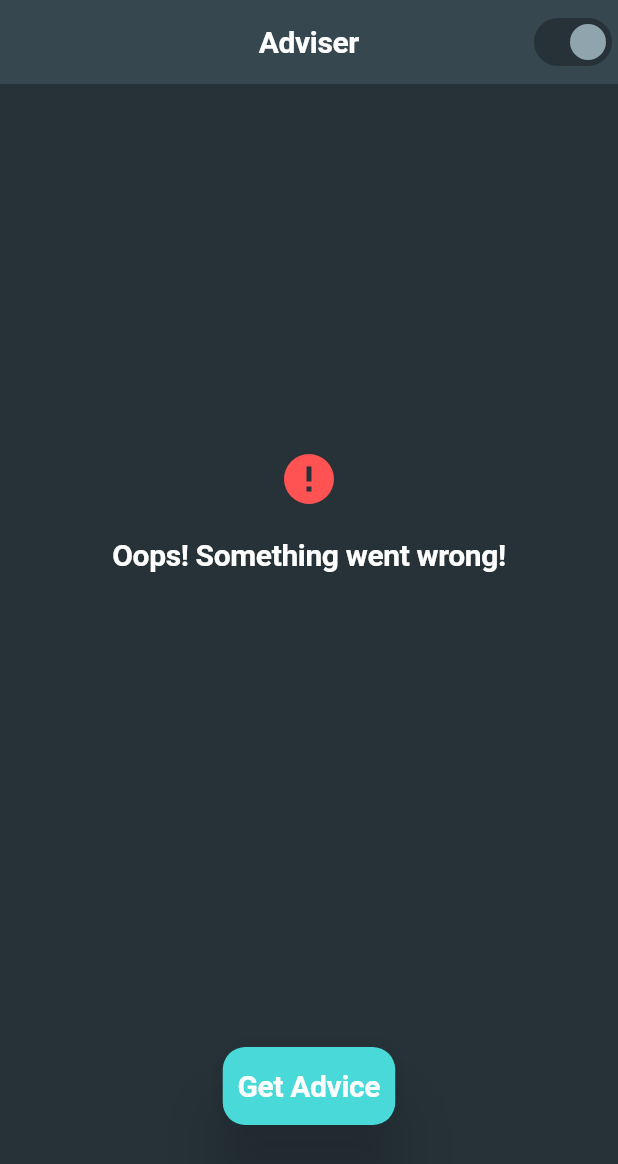
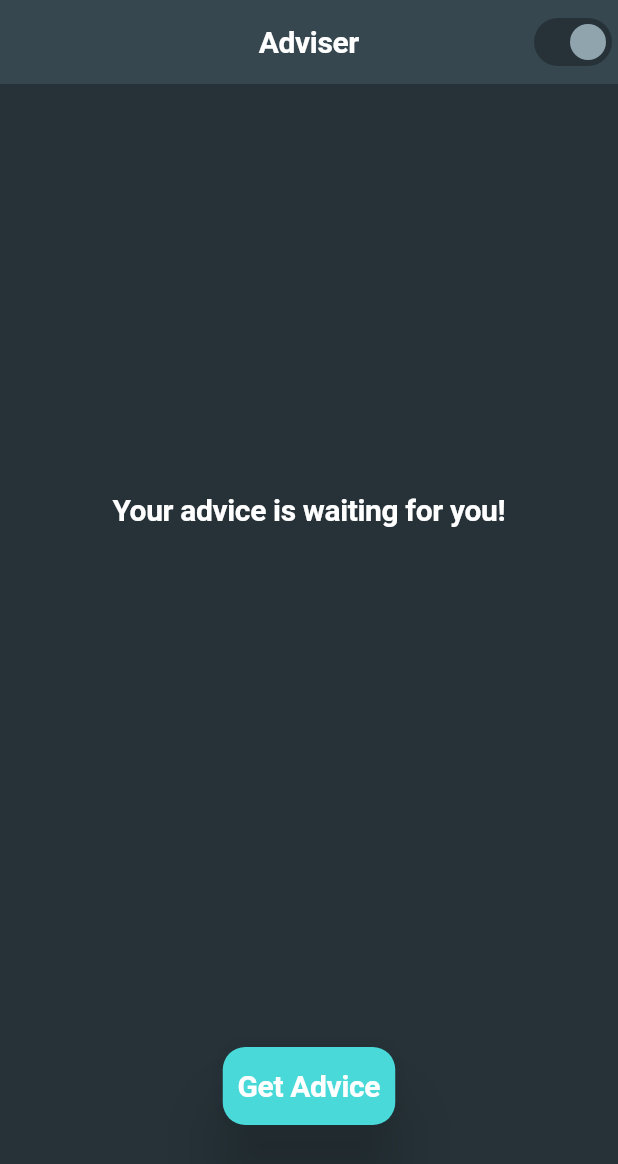
Before and after one commit to MauBocanegra/flutter_mvvm, a Flutter app: the screen it shows after launch, on a phone screen of 412 x 824 dp. Shown: the top 1164 px of the screen. Run offline on Flutter 3.47's test engine with Material 3 defaults, Android fonts, the phone set to English and light mode, and no system bars; our stand-ins replace dartz, equatable, flutter_bloc; missing offline and left inert: dart:html; Roboto replaces fonts that are missing (Rubik).

Commit message:
pre remote data source

```diff
--- a/lib/application/pages/advice/advice_page.dart
+++ b/lib/application/pages/advice/advice_page.dart
@@ -1,11 +1,26 @@
 import 'package:flutter/material.dart';
+import 'package:flutter_bloc/flutter_bloc.dart';
 import 'package:flutter_mvvm/application/core/services/theme_services.dart';
 import 'package:flutter_mvvm/application/core/widgets/custom_button.dart';
 import 'package:flutter_mvvm/application/core/widgets/error_message.dart';
+import 'package:flutter_mvvm/application/pages/advice/bloc/adviser_bloc.dart';
+import 'package:flutter_mvvm/application/pages/advice/widgets/advice_field.dart';
 import 'package:provider/provider.dart';
 
-class AdvicePage extends StatelessWidget {
-  const AdvicePage({super.key});
+class AdvicerPageWrapperProvider extends StatelessWidget {
+  const AdvicerPageWrapperProvider({super.key});
+
+  @override
+  Widget build(BuildContext context) {
+    return BlocProvider(
+      create: (context) => AdvicerBloc(),
+      child: const AdvicerPage(),
+    );
+  }
+}
+
+class AdvicerPage extends StatelessWidget {
+  const AdvicerPage({super.key});
 
   @override
   Widget build(BuildContext context) {
@@ -13,7 +28,7 @@ class AdvicePage extends StatelessWidget {
     return Scaffold(
       appBar: AppBar(
         title: Text(
-            'Adviser',
+          'Adviser',
           style: themeData.textTheme.headline1,
         ),
         centerTitle: true,
@@ -22,27 +37,46 @@ class AdvicePage extends StatelessWidget {
               value: Provider.of<ThemeService>(context).isDarkModeOn,
               onChanged: (_) {
                 Provider.of<ThemeService>(context, listen: false).toggleTheme();
-              }
-          )
+              })
         ],
       ),
-      body: const Padding(
-        padding: EdgeInsets.symmetric(horizontal: 50),
+      body: Padding(
+        padding: const EdgeInsets.symmetric(horizontal: 50),
         child: Column(
           children: [
-            Expanded(child: Center(
-              child: ErrorMessage(errorString: "Oops! Something went wrong!")
-              //AdviceField(advice: "Example advice!",)
-              /*CircularProgressIndicator(
-                color: themeData.colorScheme.secondary,
-              )
-              */
-              /*Text(
-                "Your advice is waiting for you!",
-                style: themeData.textTheme.headline1,
-              ),*/
-            )),
-            SizedBox(
+            Expanded(
+                child: Center(
+                    child: BlocBuilder<AdvicerBloc, AdvicerState>(
+                      builder: (context, state) {
+                        if (state is AdviserInitial) {
+                          return Text(
+                            "Your advice is waiting for you!",
+                            style: themeData.textTheme.headline1,
+                          );
+                        } else if (state is AdviserLoadingState) {
+                          return CircularProgressIndicator(
+                            color: themeData.colorScheme.secondary,
+                          );
+                        } else if (state is AdviserErrorState) {
+                          return const ErrorMessage(
+                              errorString: "Oops! Something went wrong!");
+                        } else if (state is AdviserOnAdviceState) {
+                          return AdviceField(
+                            advice: state.advice,
+                          );
+                        } else if (state is AdviserErrorState) {
+                          return ErrorMessage(
+                              errorString: state.errorMessage
+                          );
+                        }
+                        return const ErrorMessage(
+                            errorString: "Oops! Something went wrong!");
+                      },
+                    )
+                )
+            ),
+
+            const SizedBox(
               height: 200,
               child: Center(
                 child: CustomButton(),
--- /dev/null
+++ b/lib/application/pages/advice/bloc/adviser_bloc.dart
@@ -0,0 +1,41 @@
+import 'dart:async';
+
+import 'package:equatable/equatable.dart';
+import 'package:flutter/material.dart';
+import 'package:flutter_bloc/flutter_bloc.dart';
+import 'package:flutter_mvvm/domain/entities/advice_entity.dart';
+import 'package:flutter_mvvm/domain/failures/failures.dart';
+import 'package:flutter_mvvm/domain/usecases/advice_usecases.dart';
+
+part 'adviser_event.dart';
+part 'adviser_state.dart';
+
+const serverFailureMessage = 'Server Failure';
+const cacheFailureMessage = 'Server Failure';
+const generalFailureMessage = 'Server Failure';
+
+class AdvicerBloc extends Bloc<AdvicerEvent, AdvicerState> {
+  AdvicerBloc() : super(AdviserInitial()) {
+    final AdviceUseCases adviceUseCases = AdviceUseCases();
+    // could also use other use case
+
+    String mapFailureToMessage(Failure failure){
+      switch (failure.runtimeType) {
+        case ServerFailure: return serverFailureMessage;
+        case CacheFailure: return cacheFailureMessage;
+        default: return generalFailureMessage;
+      }
+    }
+
+    on<AdviceRequestedEvent>((event, emit) async {
+      emit(AdviserLoadingState());
+      final adviceOrFailure = await adviceUseCases.getAdvice();
+      adviceOrFailure.fold(
+              (advice) => emit(AdviserOnAdviceState(advice: advice.adviceString)),
+              (failure) => emit(AdviserErrorState(
+                  errorMessage: mapFailureToMessage(failure)
+              ))
+      );
+    });
+  }
+}
--- /dev/null
+++ b/lib/application/pages/advice/bloc/adviser_event.dart
@@ -0,0 +1,9 @@
+part of 'adviser_bloc.dart';
+
+@immutable
+abstract class AdvicerEvent extends Equatable {
+  @override
+  List<Object?> get props => [];
+}
+
+class AdviceRequestedEvent extends AdvicerEvent {}
--- /dev/null
+++ b/lib/application/pages/advice/bloc/adviser_state.dart
@@ -0,0 +1,27 @@
+part of 'adviser_bloc.dart';
+
+@immutable
+abstract class AdvicerState extends Equatable {
+  @override
+  List<Object?> get props => [];
+}
+
+class AdviserInitial extends AdvicerState {}
+
+class AdviserLoadingState extends AdvicerState {}
+
+class AdviserOnAdviceState extends AdvicerState {
+  final String advice;
+  AdviserOnAdviceState({required this.advice});
+
+  @override
+  List<Object?> get props => [advice];
+}
+
+class AdviserErrorState extends AdvicerState {
+  final String errorMessage;
+  AdviserErrorState({required this.errorMessage});
+
+  @override
+  List<Object?> get props => [errorMessage];
+}
--- /dev/null
+++ b/lib/domain/failures/failures.dart
@@ -0,0 +1,5 @@
+abstract class Failure {}
+
+class ServerFailure extends Failure {}
+class CacheFailure extends Failure {}
+class GeneralFailure extends Failure {}
--- /dev/null
+++ b/lib/domain/usecases/advice_usecases.dart
@@ -0,0 +1,25 @@
+import 'package:dartz/dartz.dart';
+import 'package:flutter_mvvm/data/repositories/advice_repository_impl.dart';
+import 'package:flutter_mvvm/domain/entities/advice_entity.dart';
+import 'package:flutter_mvvm/domain/failures/failures.dart';
+
+class AdviceUseCases {
+  final adviceRepository = AdviceRepositoryImpl();
+
+  Future<Either<AdviceEntity, Failure>> getAdvice() async {
+    // call a repository to get data (failure or data)
+    // proceed with business logic (manipulate the data)
+
+    return adviceRepository.getAdviceFromDatasource();
+    // execute business logic HERE
+
+    // WILL THIS GO????
+    /*
+    await Future.delayed(const Duration(seconds: 2),(){});
+    return left(
+        const AdviceEntity(id: 1234, adviceString: 'Advice test')
+    );
+    */
+    //return right(ServerFailure());
+  }
+}
--- a/lib/main.dart
+++ b/lib/main.dart
@@ -20,7 +20,7 @@ class MyApp extends StatelessWidget {
         themeMode: themeService.isDarkModeOn ? ThemeMode.dark : ThemeMode.light,
         theme: AppTheme.lightTheme,
         darkTheme: AppTheme.darkTheme,
-        home: const AdvicePage(),
+        home: const AdvicerPageWrapperProvider(),
       );
     });
   }
--- a/pubspec.yaml
+++ b/pubspec.yaml
@@ -10,6 +10,10 @@ dependencies:
   flutter:
     sdk: flutter
   provider: ^6.1.1
+  flutter_bloc: ^8.1.3
+  equatable: ^2.0.5
+  dartz: ^0.10.1 # Either class, might disregard
+  http: ^1.1.2
 
   cupertino_icons: ^1.0.2
 
```
Also changed, not shown: lib/application/core/widgets/custom_button.dart (+6 -3 lines), lib/data/datasource/advice_remote_datasource.dart (added, +27 -0 lines), lib/data/repositories/advice_repository_impl.dart (added, +13 -0 lines), lib/domain/entities/advice_entity.dart (added, +15 -0 lines), lib/domain/repositories/advice_repository.dart (added, +7 -0 lines), pubspec.lock.
